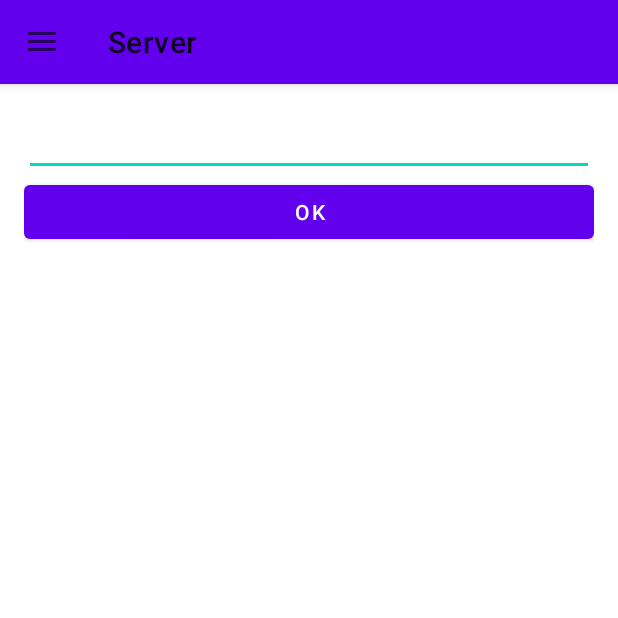
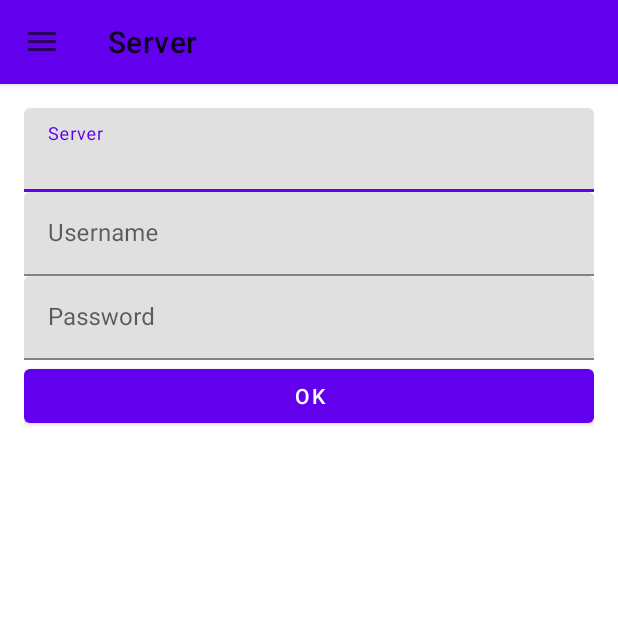
Before and after one commit to Geno1024/NH4, an Android app: the screen it shows after launch (PlanetActivity), in the side drawer, after a tap on "Server", on a phone screen of 412 x 824 dp, the top half of it. Run offline under Robolectric (Android 15) with nearby library versions, the phone set to English and light mode, and no system bars; our stand-ins replace navigation-ui.

Commit message:
[Update] swdb/planet: add username and password in server.

```diff
--- a/swdb/planet/android/src/main/kotlin/g/sw/planet/frags/Server.kt
+++ b/swdb/planet/android/src/main/kotlin/g/sw/planet/frags/Server.kt
@@ -15,6 +15,8 @@ import g.sw.planet.R
 class Server : Fragment()
 {
     val SP_SERVER = "server"
+    val SP_USERNAME = "username"
+    val SP_PASSWORD = "password"
 
     lateinit var sp: SharedPreferences
     lateinit var editor: SharedPreferences.Editor
@@ -24,11 +26,17 @@ class Server : Fragment()
             sp = context?.getSharedPreferences("server", Context.MODE_PRIVATE)!!
             editor = sp.edit()
 
-            val serverInput = findViewById<EditText>(R.id.server_input)
-            serverInput.setText(sp.getString(SP_SERVER, "") ?: "")
+            val star = findViewById<EditText>(R.id.server_star)
+            val username = findViewById<EditText>(R.id.server_username)
+            val password = findViewById<EditText>(R.id.server_password)
+            star.setText(sp.getString(SP_SERVER, "") ?: "")
+            username.setText(sp.getString(SP_USERNAME, "") ?: "")
+            password.setText(sp.getString(SP_PASSWORD, "") ?: "")
 
             findViewById<Button>(R.id.server_input_confirm).setOnClickListener {
-                editor.putString(SP_SERVER, serverInput.text.toString())
+                editor.putString(SP_SERVER, star.text.toString())
+                editor.putString(SP_USERNAME, username.text.toString())
+                editor.putString(SP_PASSWORD, password.text.toString())
                 editor.commit()
                 Toast.makeText(context, R.string.server_saved, Toast.LENGTH_SHORT).show()
             }
--- a/swdb/planet/android/src/main/res/layout/fragment_server.xml
+++ b/swdb/planet/android/src/main/res/layout/fragment_server.xml
@@ -5,17 +5,47 @@
     android:layout_width="match_parent"
     android:layout_height="match_parent"
     android:padding="@dimen/fragment_padding">
-    <com.google.android.material.textfield.TextInputEditText
-        android:id="@+id/server_input"
+    <com.google.android.material.textfield.TextInputLayout
+        android:id="@+id/server_star_wrapper"
         android:layout_width="match_parent"
         android:layout_height="wrap_content"
+        android:hint="@string/fragment_server"
         app:layout_constraintLeft_toLeftOf="parent"
-        app:layout_constraintTop_toTopOf="parent"/>
+        app:layout_constraintTop_toTopOf="parent">
+        <androidx.appcompat.widget.AppCompatEditText
+            android:id="@+id/server_star"
+            android:layout_width="match_parent"
+            android:layout_height="wrap_content"/>
+    </com.google.android.material.textfield.TextInputLayout>
+    <com.google.android.material.textfield.TextInputLayout
+        android:id="@+id/server_username_wrapper"
+        android:layout_width="match_parent"
+        android:layout_height="wrap_content"
+        android:hint="@string/username"
+        app:layout_constraintLeft_toLeftOf="parent"
+        app:layout_constraintTop_toBottomOf="@id/server_star_wrapper">
+        <androidx.appcompat.widget.AppCompatEditText
+            android:id="@+id/server_username"
+            android:layout_width="match_parent"
+            android:layout_height="wrap_content"/>
+    </com.google.android.material.textfield.TextInputLayout>
+    <com.google.android.material.textfield.TextInputLayout
+        android:id="@+id/server_password_wrapper"
+        android:layout_width="match_parent"
+        android:layout_height="wrap_content"
+        android:hint="@string/password"
+        app:layout_constraintLeft_toLeftOf="parent"
+        app:layout_constraintTop_toBottomOf="@id/server_username_wrapper">
+        <androidx.appcompat.widget.AppCompatEditText
+            android:id="@+id/server_password"
+            android:layout_width="match_parent"
+            android:layout_height="wrap_content"/>
+    </com.google.android.material.textfield.TextInputLayout>
     <com.google.android.material.button.MaterialButton
         android:id="@+id/server_input_confirm"
         android:text="@android:string/ok"
         android:layout_width="match_parent"
         android:layout_height="wrap_content"
         app:layout_constraintLeft_toLeftOf="parent"
-        app:layout_constraintTop_toBottomOf="@id/server_input"/>
+        app:layout_constraintTop_toBottomOf="@id/server_password_wrapper"/>
 </androidx.constraintlayout.widget.ConstraintLayout>
--- a/swdb/planet/android/src/main/res/values/strings.xml
+++ b/swdb/planet/android/src/main/res/values/strings.xml
@@ -4,4 +4,6 @@
     <string name="fragment_sample">Sample</string>
     <string name="fragment_server">Server</string>
     <string name="server_saved">Server saved.</string>
+    <string name="username">Username</string>
+    <string name="password">Password</string>
 </resources>
```
Also changed, not shown: 3 other files.
